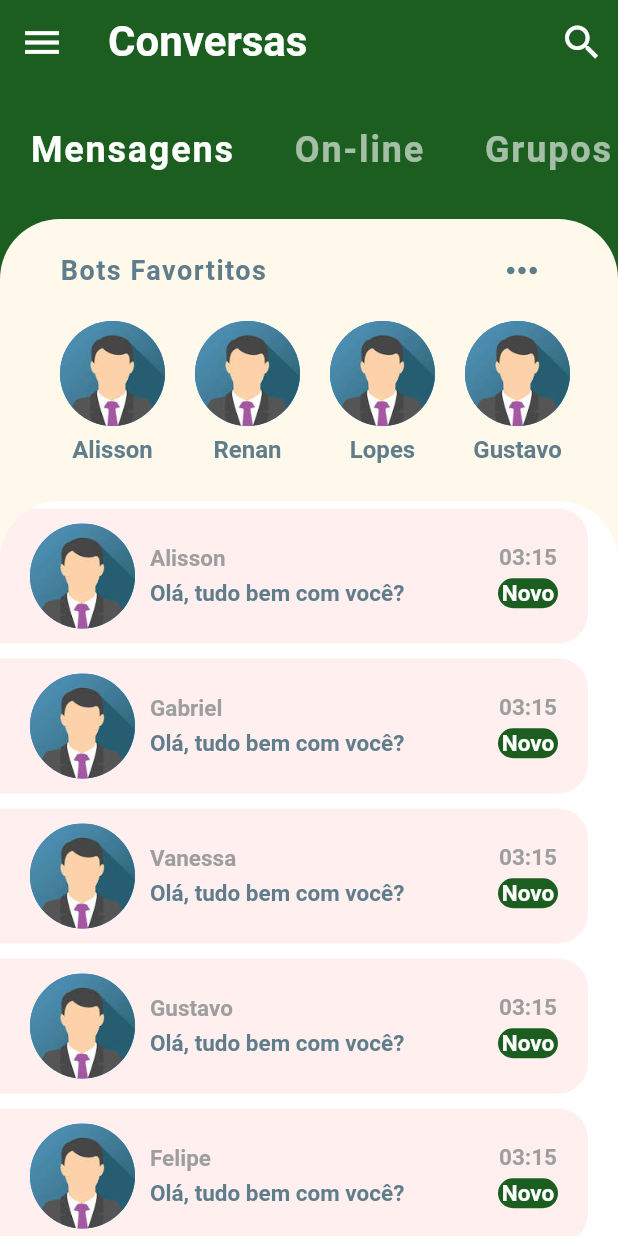
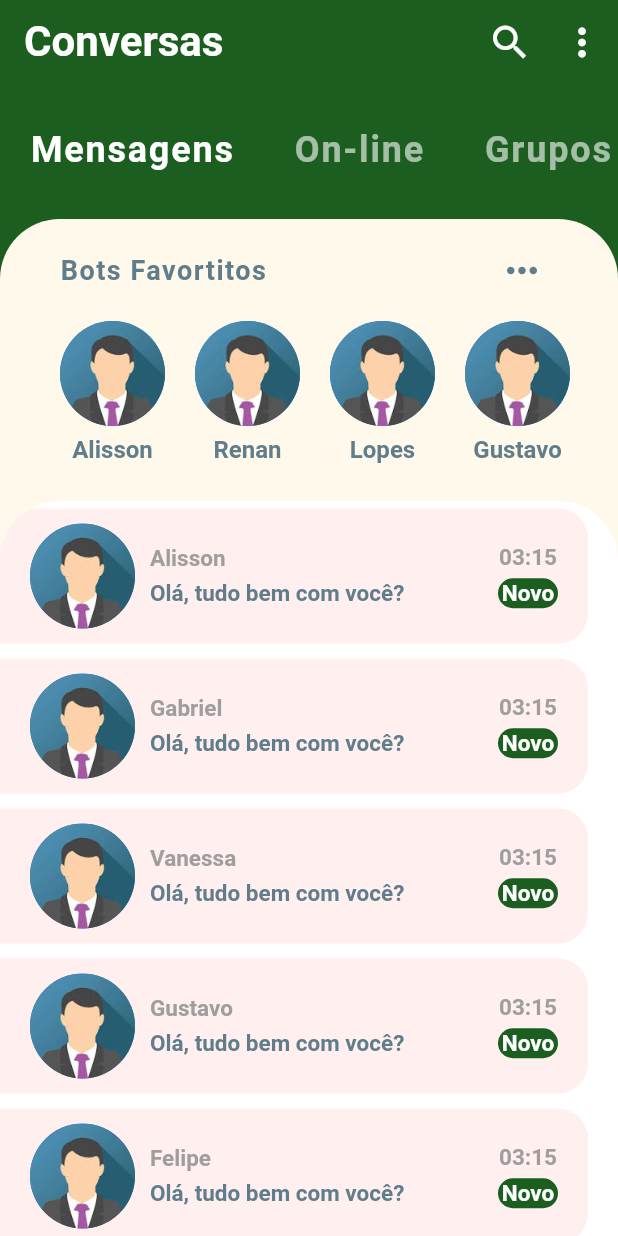
Before and after one commit to exceptionai/mobo, a Flutter app: the screen it shows after launch, on a phone screen of 412 x 824 dp. Run offline on Flutter 3.47's test engine with Material 2 defaults, Android fonts, the phone set to English and light mode, and no system bars.

Commit message:
Alteração dos icones do appBar

```diff
--- a/lib/screens/home_screen.dart
+++ b/lib/screens/home_screen.dart
@@ -14,12 +14,6 @@ class _HomeScreenState extends State<HomeScreen> {
     return Scaffold(
       backgroundColor: Theme.of(context).primaryColor,
       appBar: AppBar(
-        leading: IconButton(
-          icon: Icon(Icons.menu),
-          iconSize: 30.0,
-          color: Colors.white,
-          onPressed: () {},
-        ),
         title: Text(
           'Conversas',
           style: TextStyle(
@@ -31,6 +25,12 @@ class _HomeScreenState extends State<HomeScreen> {
         actions: <Widget>[
           IconButton(
             icon: Icon(Icons.search),
+            iconSize: 30.0,
+            color: Colors.white,
+            onPressed: () {},
+          ),
+          IconButton(
+            icon: Icon(Icons.more_vert),
             iconSize: 30.0,
             color: Colors.white,
             onPressed: () {},
```
